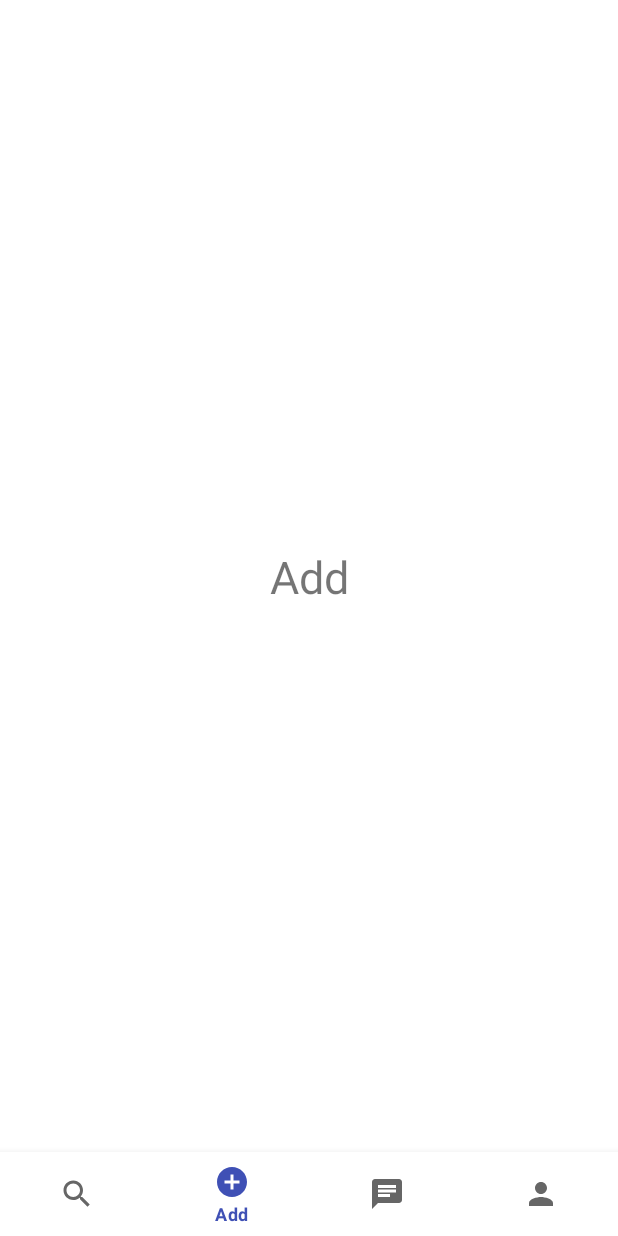
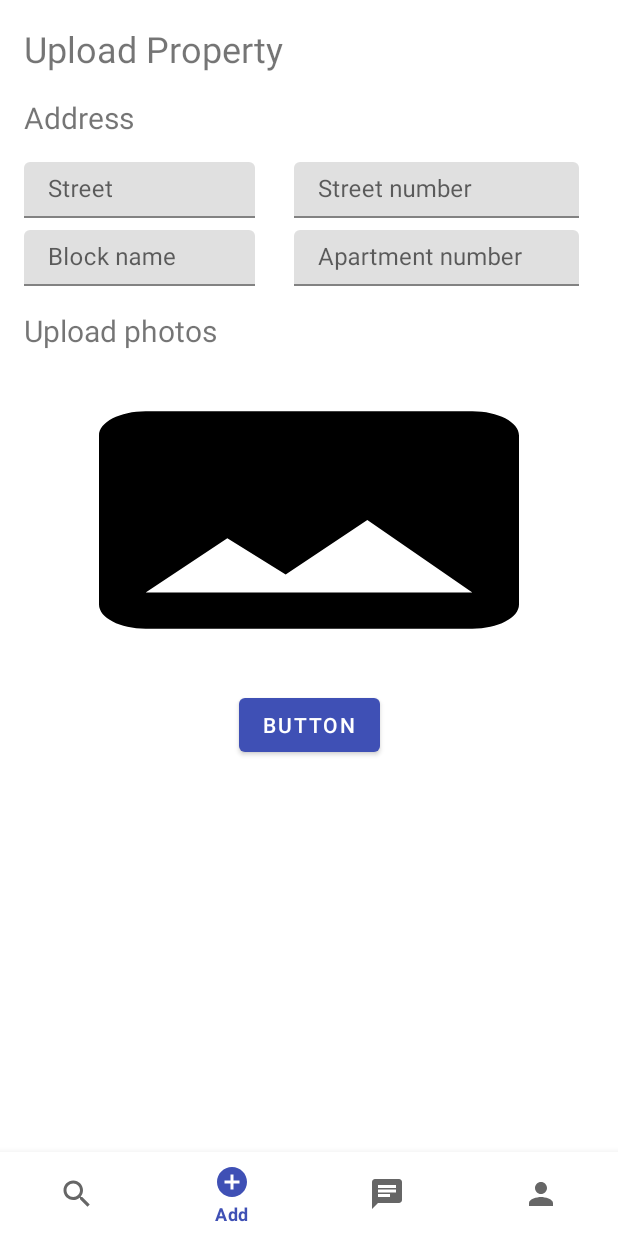
Before and after one commit to Matei-Lazar/bachelor-s-thesis, an Android app: the AddFragment screen opened through its navigation route, on a phone screen of 412 x 824 dp. Run offline under Robolectric (Android 15) with nearby library versions, the phone set to English and light mode, and no system bars; our stand-ins replace Firebase (no records; nobody signed in at launch, a user with empty details on screens opened directly), Timber, data binding, navigation-ui; libraries missing offline, so code that uses them is left out: com.firebase.ui.

Commit message:
added some Add fragment UI and possibility to upload an image from gallery

```diff
--- a/Kariru/app/build.gradle
+++ b/Kariru/app/build.gradle
@@ -37,10 +37,9 @@ dependencies {
     implementation 'androidx.appcompat:appcompat:1.1.0'
     implementation 'androidx.core:core-ktx:1.3.0'
     implementation 'androidx.constraintlayout:constraintlayout:1.1.3'
-
     implementation 'androidx.legacy:legacy-support-v4:1.0.0'
     implementation 'androidx.lifecycle:lifecycle-viewmodel-ktx:2.2.0'
-    implementation 'com.google.firebase:firebase-firestore:21.4.3'
+
     testImplementation 'junit:junit:4.13'
     androidTestImplementation 'androidx.test.ext:junit:1.1.1'
     androidTestImplementation 'androidx.test.espresso:espresso-core:3.2.0'
@@ -48,12 +47,13 @@ dependencies {
     // Firebase
     implementation 'com.google.firebase:firebase-analytics:17.4.3'
     implementation 'com.google.firebase:firebase-auth:19.3.1'
+    implementation 'com.google.firebase:firebase-firestore-ktx:21.4.3'
+    implementation 'com.firebaseui:firebase-ui-auth:6.2.1'
 
     // Kotlin coroutines
     implementation 'org.jetbrains.kotlinx:kotlinx-coroutines-play-services:1.1.1'
     implementation 'org.jetbrains.kotlinx:kotlinx-coroutines-core:1.3.5'
     implementation 'org.jetbrains.kotlinx:kotlinx-coroutines-android:1.3.5'
-    implementation 'com.firebaseui:firebase-ui-auth:6.2.1'
 
     // Material UI
     implementation 'com.google.android.material:material:1.3.0-alpha01'
--- a/Kariru/app/src/main/java/ths/kariru/fragments/AddFragment.kt
+++ b/Kariru/app/src/main/java/ths/kariru/fragments/AddFragment.kt
@@ -1,12 +1,18 @@
 package ths.kariru.fragments
 
+import android.app.Activity
+import android.app.Activity.RESULT_OK
+import android.content.Intent
 import android.os.Bundle
 import androidx.fragment.app.Fragment
 import android.view.LayoutInflater
 import android.view.View
 import android.view.ViewGroup
+import android.widget.Button
+import androidx.core.app.ActivityCompat
 import androidx.databinding.DataBindingUtil
 import androidx.lifecycle.ViewModelProvider
+import kotlinx.android.synthetic.main.fragment_add.*
 import ths.kariru.R
 import ths.kariru.databinding.FragmentAddBinding
 import ths.kariru.viewmodels.AddFragmentViewModel
@@ -19,10 +25,29 @@ class AddFragment : Fragment() {
                               savedInstanceState: Bundle?): View? {
         val binding: FragmentAddBinding = DataBindingUtil.inflate(inflater, R.layout.fragment_add, container, false)
 
+        binding.lifecycleOwner = this
         viewModel = ViewModelProvider(this).get(AddFragmentViewModel::class.java)
         binding.viewModel = viewModel
+
+        uploadPhotos(binding.addUploadImage)
 
         return binding.root
     }
 
+    private fun uploadPhotos(button: Button) {
+        button.setOnClickListener {
+            Intent(Intent.ACTION_GET_CONTENT).also {
+                it.type = "image/*"
+                startActivityForResult(it, 0)
+            }
+        }
+    }
+
+    override fun onActivityResult(requestCode: Int, resultCode: Int, data: Intent?) {
+        super.onActivityResult(requestCode, resultCode, data)
+        if (resultCode == RESULT_OK && requestCode == 0) {
+            val uri = data?.data
+            add_image.setImageURI(uri)
+        }
+    }
 }
--- /dev/null
+++ b/Kariru/app/src/main/java/ths/kariru/models/Address.kt
@@ -0,0 +1,9 @@
+package ths.kariru.models
+
+data class Address(
+    var city: String = "Cluj-Napoca",
+    var street: String,
+    var streetNumber: Int,
+    var blockName: String = "",
+    var apartmentNumber: Int = 0
+)
--- /dev/null
+++ b/Kariru/app/src/main/java/ths/kariru/models/Property.kt
@@ -0,0 +1,14 @@
+package ths.kariru.models
+
+data class Property(
+    var description: String,
+    var photos: String = "",
+    var address: Address,
+    var type : String,
+    var floor: Int,
+    var price: Int,
+    var room: Int,
+    var bath: Int,
+    var balcony: Int,
+    var surface: Int
+)
--- a/Kariru/app/src/main/java/ths/kariru/viewmodels/AddFragmentViewModel.kt
+++ b/Kariru/app/src/main/java/ths/kariru/viewmodels/AddFragmentViewModel.kt
@@ -1,8 +1,38 @@
 package ths.kariru.viewmodels
 
+import android.content.Context
+import android.content.Intent
+import android.view.View
+import android.widget.Button
+import androidx.core.app.ActivityCompat.startActivityForResult
 import androidx.lifecycle.ViewModel
+import com.google.firebase.firestore.ktx.firestore
+import com.google.firebase.ktx.Firebase
+import kotlinx.coroutines.CoroutineScope
+import kotlinx.coroutines.Dispatchers
+import kotlinx.coroutines.launch
+import kotlinx.coroutines.tasks.await
+import kotlinx.coroutines.withContext
+import ths.kariru.fragments.AddFragment
+import ths.kariru.models.Property
+import timber.log.Timber
+import java.lang.Exception
 
 class AddFragmentViewModel :ViewModel() {
 
-    var text = "Add"
+    private val propertyCollectionRef = Firebase.firestore.collection("properties")
+
+
+
+    private fun saveProperty(property: Property) = CoroutineScope(Dispatchers.IO).launch {
+        try {
+            propertyCollectionRef.add(property).await()
+
+        } catch (e: Exception) {
+            withContext(Dispatchers.Main) {
+                //Toast.makeText(this@AddFragmentViewModel, e.message, Toast.LENGTH_LONG).show()
+                Timber.i("$e")
+            }
+        }
+    }
 }
--- /dev/null
+++ b/Kariru/app/src/main/res/drawable/ic_image_black.xml
@@ -0,0 +1,9 @@
+<vector xmlns:android="http://schemas.android.com/apk/res/android"
+        android:width="24dp"
+        android:height="24dp"
+        android:viewportWidth="24.0"
+        android:viewportHeight="24.0">
+    <path
+        android:fillColor="#FF000000"
+        android:pathData="M21,19V5c0,-1.1 -0.9,-2 -2,-2H5c-1.1,0 -2,0.9 -2,2v14c0,1.1 0.9,2 2,2h14c1.1,0 2,-0.9 2,-2zM8.5,13.5l2.5,3.01L14.5,12l4.5,6H5l3.5,-4.5z"/>
+</vector>
--- a/Kariru/app/src/main/res/layout/fragment_add.xml
+++ b/Kariru/app/src/main/res/layout/fragment_add.xml
@@ -16,16 +16,128 @@
         tools:context=".AddFragment">
 
         <TextView
-        android:id="@+id/add_textview"
+            android:id="@+id/add_upload_property"
             android:layout_width="wrap_content"
             android:layout_height="wrap_content"
-        android:text="@{viewModel.text}"
-        android:textSize="30sp"
-        app:layout_constraintBottom_toBottomOf="parent"
-        app:layout_constraintEnd_toEndOf="parent"
-        app:layout_constraintHorizontal_bias="0.5"
+            android:layout_marginStart="16dp"
+            android:layout_marginTop="16dp"
+            android:text="Upload Property"
+            android:textSize="24sp"
             app:layout_constraintStart_toStartOf="parent"
             app:layout_constraintTop_toTopOf="parent" />
+
+        <TextView
+            android:id="@+id/add_address"
+            android:layout_width="wrap_content"
+            android:layout_height="wrap_content"
+            android:layout_marginStart="16dp"
+            android:layout_marginTop="16dp"
+            android:text="Address"
+            android:textSize="20sp"
+            app:layout_constraintStart_toStartOf="parent"
+            app:layout_constraintTop_toBottomOf="@+id/add_upload_property" />
+
+        <com.google.android.material.textfield.TextInputLayout
+            android:id="@+id/add_street_layout"
+            android:layout_width="154dp"
+            android:layout_height="37dp"
+            android:layout_marginStart="16dp"
+            android:layout_marginTop="16dp"
+            android:hint="Street"
+            app:layout_constraintStart_toStartOf="parent"
+            app:layout_constraintTop_toBottomOf="@+id/add_address">
+
+            <com.google.android.material.textfield.TextInputEditText
+                android:id="@+id/add_street_text"
+                android:layout_width="match_parent"
+                android:layout_height="wrap_content" />
+        </com.google.android.material.textfield.TextInputLayout>
+
+        <com.google.android.material.textfield.TextInputLayout
+            android:id="@+id/add_streetNr_layout"
+            android:layout_width="190dp"
+            android:layout_height="37dp"
+            android:layout_marginStart="16dp"
+            android:layout_marginTop="16dp"
+            android:layout_marginEnd="16dp"
+            android:hint="Street number"
+            app:layout_constraintEnd_toEndOf="parent"
+            app:layout_constraintStart_toEndOf="@+id/add_street_layout"
+            app:layout_constraintTop_toBottomOf="@+id/add_address">
+
+            <com.google.android.material.textfield.TextInputEditText
+                android:id="@+id/add_streetNr_text"
+                android:layout_width="match_parent"
+                android:layout_height="wrap_content" />
+        </com.google.android.material.textfield.TextInputLayout>
+
+        <com.google.android.material.textfield.TextInputLayout
+            android:id="@+id/add_blockName_layout"
+            android:layout_width="154dp"
+            android:layout_height="37dp"
+            android:layout_marginStart="16dp"
+            android:layout_marginTop="8dp"
+            android:hint="Block name"
+            app:layout_constraintStart_toStartOf="parent"
+            app:layout_constraintTop_toBottomOf="@+id/add_street_layout">
+
+            <com.google.android.material.textfield.TextInputEditText
+                android:id="@+id/add_blockName_text"
+                android:layout_width="match_parent"
+                android:layout_height="wrap_content" />
+        </com.google.android.material.textfield.TextInputLayout>
+
+        <com.google.android.material.textfield.TextInputLayout
+            android:id="@+id/add_apartmentNr_layout"
+            android:layout_width="190dp"
+            android:layout_height="37dp"
+            android:layout_marginStart="16dp"
+            android:layout_marginTop="8dp"
+            android:layout_marginEnd="16dp"
+            android:hint="Apartment number"
+            app:layout_constraintEnd_toEndOf="parent"
+            app:layout_constraintStart_toEndOf="@+id/add_blockName_layout"
+            app:layout_constraintTop_toBottomOf="@+id/add_street_layout">
+
+            <com.google.android.material.textfield.TextInputEditText
+                android:id="@+id/add_apartmentNr_text"
+                android:layout_width="match_parent"
+                android:layout_height="wrap_content" />
+        </com.google.android.material.textfield.TextInputLayout>
+
+        <ImageView
+            android:id="@+id/add_image"
+            android:layout_width="373dp"
+            android:layout_height="193dp"
+            android:layout_marginStart="16dp"
+            android:layout_marginTop="16dp"
+            android:layout_marginEnd="16dp"
+            android:scaleType="fitXY"
+            app:layout_constraintEnd_toEndOf="parent"
+            app:layout_constraintStart_toStartOf="parent"
+            app:layout_constraintTop_toBottomOf="@+id/add_upload_photos_text"
+            app:srcCompat="@drawable/ic_image_black" />
+
+        <Button
+            android:id="@+id/add_upload_image"
+            android:layout_width="wrap_content"
+            android:layout_height="wrap_content"
+            android:layout_marginTop="16dp"
+            android:text="Button"
+            app:layout_constraintEnd_toEndOf="parent"
+            app:layout_constraintStart_toStartOf="parent"
+            app:layout_constraintTop_toBottomOf="@+id/add_image" />
+
+        <TextView
+            android:id="@+id/add_upload_photos_text"
+            android:layout_width="wrap_content"
+            android:layout_height="wrap_content"
+            android:layout_marginStart="16dp"
+            android:layout_marginTop="16dp"
+            android:text="Upload photos"
+            android:textSize="20sp"
+            app:layout_constraintStart_toStartOf="parent"
+            app:layout_constraintTop_toBottomOf="@+id/add_blockName_layout" />
 
     </androidx.constraintlayout.widget.ConstraintLayout>
 
```
Lines whose indentation alone changed are shown as unchanged.
